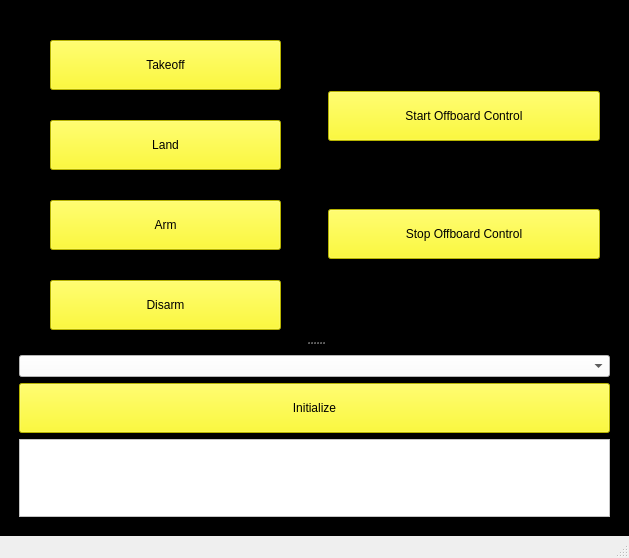
Above: mainwindow.ui from sarath-menon/mavsdk_interface before the change. Below: the same form after it.
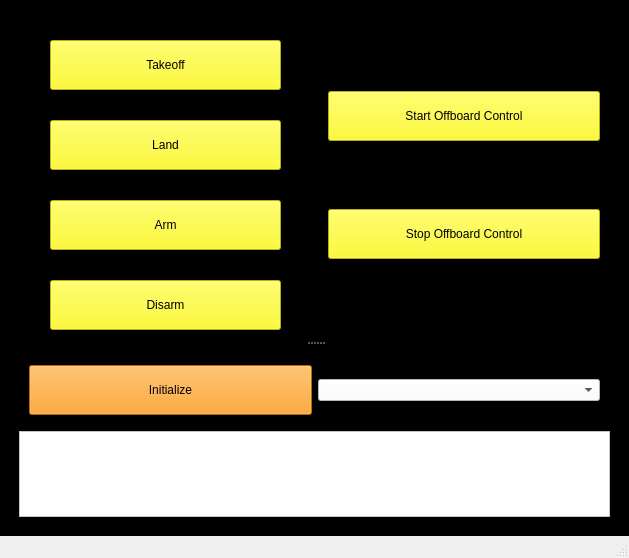
That is the form after the change.

Commit message: frame name change

What changed in the file:
```diff
--- a/mainwindow.ui
+++ b/mainwindow.ui
@@ -183,14 +183,14 @@
        </property>
        <layout class="QVBoxLayout" name="verticalLayout">
         <item>
-         <widget class="QComboBox" name="port_selector">
-          <property name="styleSheet">
-           <string notr="true">background-color: rgb(255, 255, 255);
-color: rgb(0, 0, 0);
-selection-background-color: rgb(135,206,250);</string>
+         <widget class="QFrame" name="intialize_frame">
+          <property name="frameShape">
+           <enum>QFrame::StyledPanel</enum>
           </property>
-         </widget>
-        </item>
+          <property name="frameShadow">
+           <enum>QFrame::Raised</enum>
+          </property>
+          <layout class="QHBoxLayout" name="horizontalLayout_2">
         <item>
          <widget class="QPushButton" name="initialize_btn">
           <property name="minimumSize">
@@ -200,7 +200,7 @@
            </size>
           </property>
           <property name="styleSheet">
-           <string notr="true">background-color: rgb(255, 251, 0);
+              <string notr="true">background-color: rgb(255, 147, 0);
 color: rgb(0, 0, 0);</string>
           </property>
           <property name="text">
@@ -209,7 +209,19 @@
          </widget>
         </item>
         <item>
-         <widget class="QTextBrowser" name="textBrowser">
+            <widget class="QComboBox" name="port_selector">
+             <property name="styleSheet">
+              <string notr="true">background-color: rgb(255, 255, 255);
+color: rgb(0, 0, 0);
+selection-background-color: rgb(135,206,250);</string>
+             </property>
+            </widget>
+           </item>
+          </layout>
+         </widget>
+        </item>
+        <item>
+         <widget class="QTextBrowser" name="console">
           <property name="styleSheet">
            <string notr="true">background-color: rgb(255, 255, 255);
 color: rgb(0, 0, 0);</string>
```
Left out of the diff: 2 changed lines with no effect on the pictures. Lines whose indentation alone changed are shown as unchanged. The commit also changes 1 other file.
